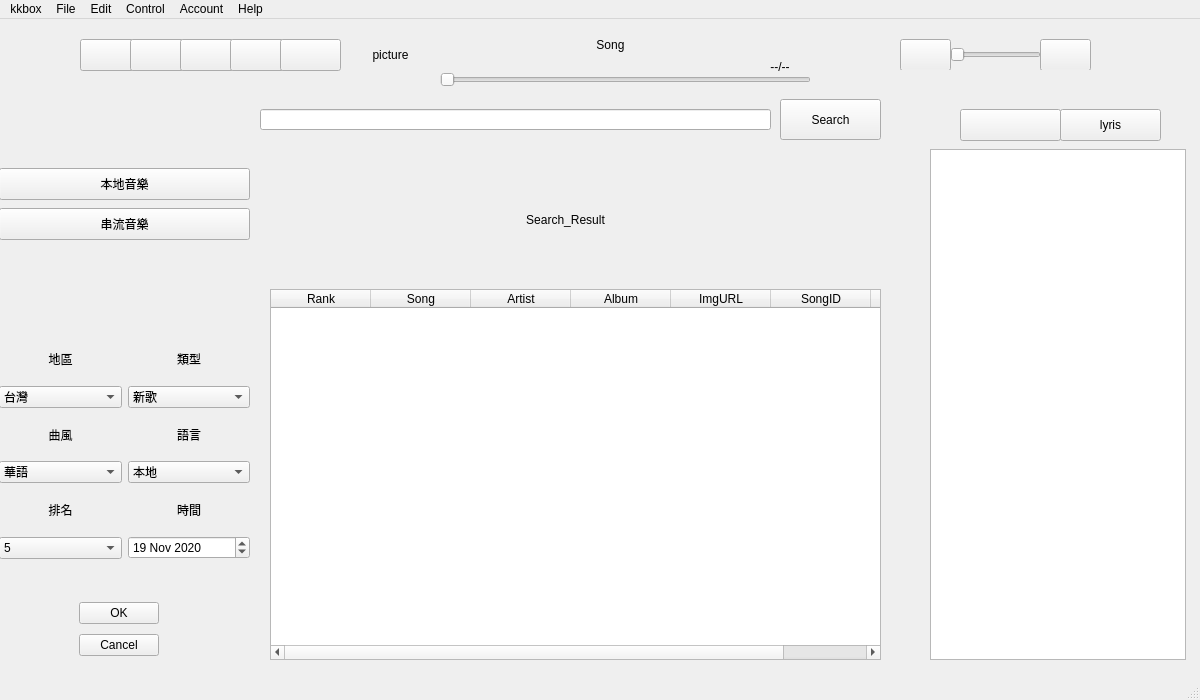
JianDa0127/web_crawler, file kkbox/UI_Designer/main.ui: the form before one commit.
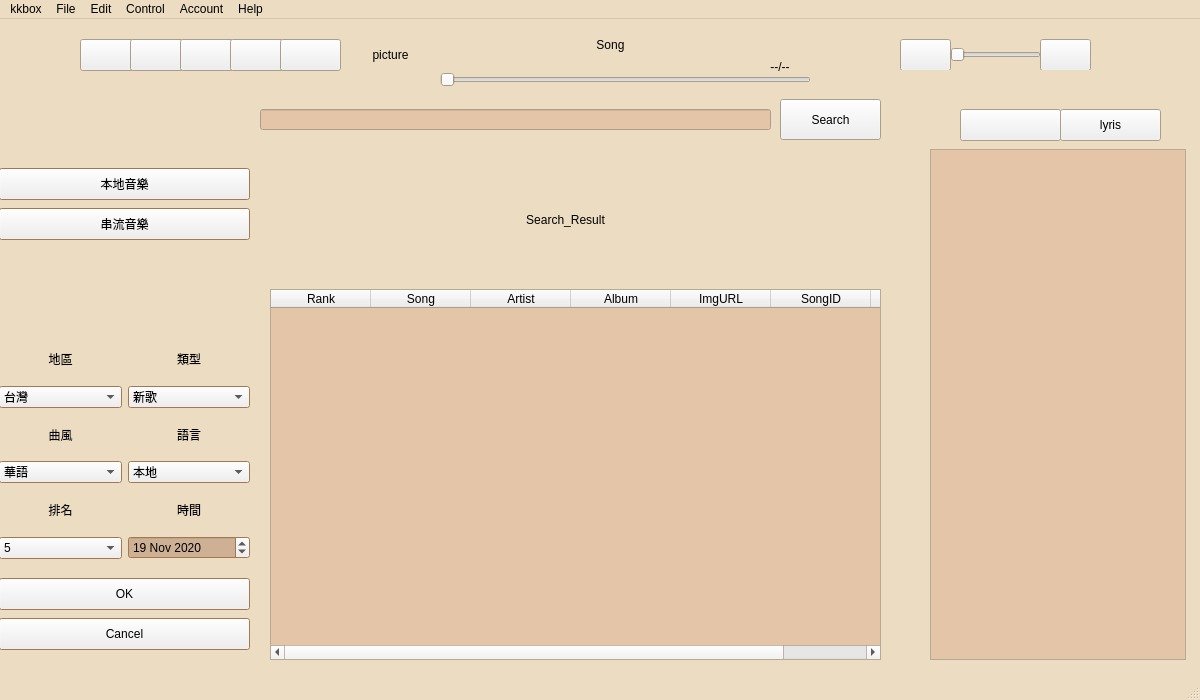
The form after the commit. Icons and pictures are not drawn.

What changed in the file:
```diff
--- a/kkbox/UI_Designer/main.ui
+++ b/kkbox/UI_Designer/main.ui
@@ -16,6 +16,70 @@
     <height>700</height>
    </size>
   </property>
+  <property name="palette">
+   <palette>
+    <active>
+     <colorrole role="Base">
+      <brush brushstyle="SolidPattern">
+       <color alpha="255">
+        <red>228</red>
+        <green>197</green>
+        <blue>167</blue>
+       </color>
+      </brush>
+     </colorrole>
+     <colorrole role="Window">
+      <brush brushstyle="SolidPattern">
+       <color alpha="255">
+        <red>236</red>
+        <green>220</green>
+        <blue>194</blue>
+       </color>
+      </brush>
+     </colorrole>
+    </active>
+    <inactive>
+     <colorrole role="Base">
+      <brush brushstyle="SolidPattern">
+       <color alpha="255">
+        <red>228</red>
+        <green>197</green>
+        <blue>167</blue>
+       </color>
+      </brush>
+     </colorrole>
+     <colorrole role="Window">
+      <brush brushstyle="SolidPattern">
+       <color alpha="255">
+        <red>236</red>
+        <green>220</green>
+        <blue>194</blue>
+       </color>
+      </brush>
+     </colorrole>
+    </inactive>
+    <disabled>
+     <colorrole role="Base">
+      <brush brushstyle="SolidPattern">
+       <color alpha="255">
+        <red>236</red>
+        <green>220</green>
+        <blue>194</blue>
+       </color>
+      </brush>
+     </colorrole>
+     <colorrole role="Window">
+      <brush brushstyle="SolidPattern">
+       <color alpha="255">
+        <red>236</red>
+        <green>220</green>
+        <blue>194</blue>
+       </color>
+      </brush>
+     </colorrole>
+    </disabled>
+   </palette>
+  </property>
   <property name="font">
    <font>
     <kerning>true</kerning>
@@ -372,6 +436,70 @@
       <height>511</height>
      </rect>
     </property>
+    <property name="palette">
+     <palette>
+      <active>
+       <colorrole role="Base">
+        <brush brushstyle="SolidPattern">
+         <color alpha="255">
+          <red>206</red>
+          <green>177</green>
+          <blue>149</blue>
+         </color>
+        </brush>
+       </colorrole>
+       <colorrole role="Window">
+        <brush brushstyle="SolidPattern">
+         <color alpha="255">
+          <red>229</red>
+          <green>166</green>
+          <blue>114</blue>
+         </color>
+        </brush>
+       </colorrole>
+      </active>
+      <inactive>
+       <colorrole role="Base">
+        <brush brushstyle="SolidPattern">
+         <color alpha="255">
+          <red>206</red>
+          <green>177</green>
+          <blue>149</blue>
+         </color>
+        </brush>
+       </colorrole>
+       <colorrole role="Window">
+        <brush brushstyle="SolidPattern">
+         <color alpha="255">
+          <red>229</red>
+          <green>166</green>
+          <blue>114</blue>
+         </color>
+        </brush>
+       </colorrole>
+      </inactive>
+      <disabled>
+       <colorrole role="Base">
+        <brush brushstyle="SolidPattern">
+         <color alpha="255">
+          <red>229</red>
+          <green>166</green>
+          <blue>114</blue>
+         </color>
+        </brush>
+       </colorrole>
+       <colorrole role="Window">
+        <brush brushstyle="SolidPattern">
+         <color alpha="255">
+          <red>229</red>
+          <green>166</green>
+          <blue>114</blue>
+         </color>
+        </brush>
+       </colorrole>
+      </disabled>
+     </palette>
+    </property>
     <widget class="QPushButton" name="pushButton_local">
      <property name="geometry">
       <rect>
@@ -398,47 +526,6 @@
       <string>串流音樂</string>
      </property>
     </widget>
-    <widget class="QWidget" name="layoutWidget">
-     <property name="geometry">
-      <rect>
-       <x>80</x>
-       <y>450</y>
-       <width>81</width>
-       <height>62</height>
-      </rect>
-     </property>
-     <layout class="QVBoxLayout" name="checkbutton_verticalLayout">
-      <property name="sizeConstraint">
-       <enum>QLayout::SetDefaultConstraint</enum>
-      </property>
-      <item>
-       <widget class="QPushButton" name="pushButton_OK">
-        <property name="sizePolicy">
-         <sizepolicy hsizetype="Fixed" vsizetype="Fixed">
-          <horstretch>0</horstretch>
-          <verstretch>0</verstretch>
-         </sizepolicy>
-        </property>
-        <property name="text">
-         <string>OK</string>
-        </property>
-       </widget>
-      </item>
-      <item>
-       <widget class="QPushButton" name="pushButton_Cancel">
-        <property name="sizePolicy">
-         <sizepolicy hsizetype="Fixed" vsizetype="Fixed">
-          <horstretch>0</horstretch>
-          <verstretch>0</verstretch>
-         </sizepolicy>
-        </property>
-        <property name="text">
-         <string>Cancel</string>
-        </property>
-       </widget>
-      </item>
-     </layout>
-    </widget>
     <widget class="QWidget" name="gridLayoutWidget">
      <property name="geometry">
       <rect>
@@ -686,6 +773,50 @@
       </item>
      </layout>
     </widget>
+    <widget class="QPushButton" name="pushButton_OK">
+     <property name="geometry">
+      <rect>
+       <x>0</x>
+       <y>430</y>
+       <width>251</width>
+       <height>32</height>
+      </rect>
+     </property>
+     <property name="sizePolicy">
+      <sizepolicy hsizetype="Fixed" vsizetype="Fixed">
+       <horstretch>0</horstretch>
+       <verstretch>0</verstretch>
+      </sizepolicy>
+     </property>
+     <property name="layoutDirection">
+      <enum>Qt::LeftToRight</enum>
+     </property>
+     <property name="text">
+      <string>OK</string>
+     </property>
+     <property name="autoDefault">
+      <bool>false</bool>
+     </property>
+    </widget>
+    <widget class="QPushButton" name="pushButton_Cancel">
+     <property name="geometry">
+      <rect>
+       <x>0</x>
+       <y>470</y>
+       <width>251</width>
+       <height>32</height>
+      </rect>
+     </property>
+     <property name="sizePolicy">
+      <sizepolicy hsizetype="Fixed" vsizetype="Fixed">
+       <horstretch>0</horstretch>
+       <verstretch>0</verstretch>
+      </sizepolicy>
+     </property>
+     <property name="text">
+      <string>Cancel</string>
+     </property>
+    </widget>
    </widget>
    <widget class="QListWidget" name="lyris_listWidget">
     <property name="enabled">
```
Left out of the diff: 3 changed lines with no effect on the pictures.
